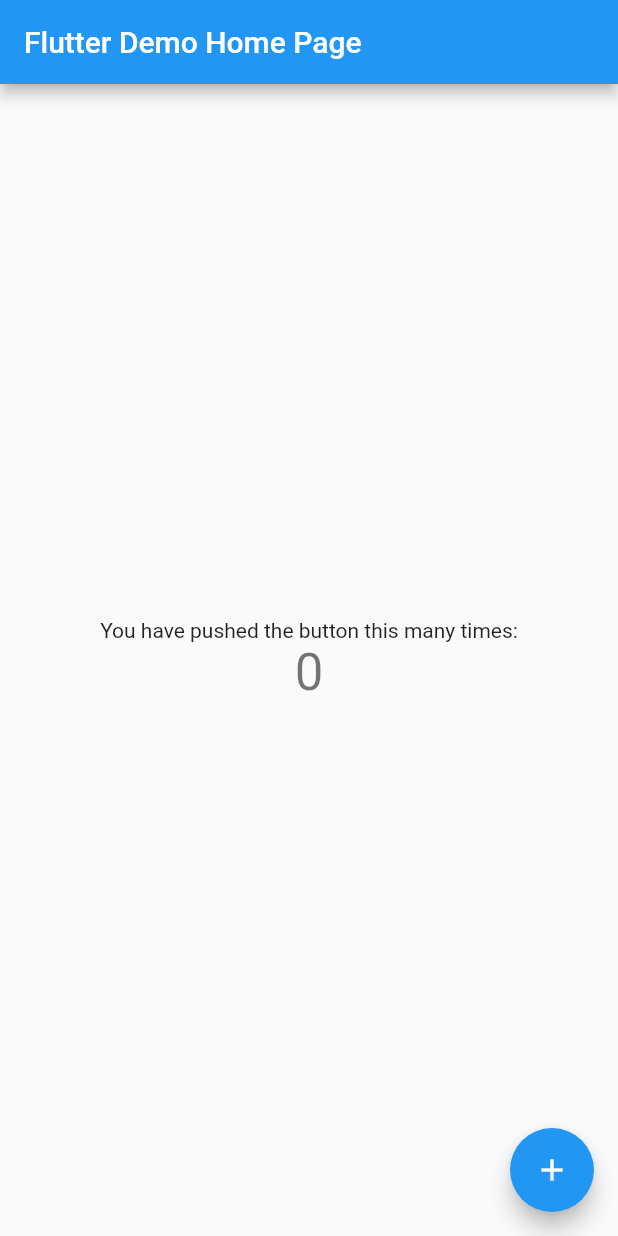
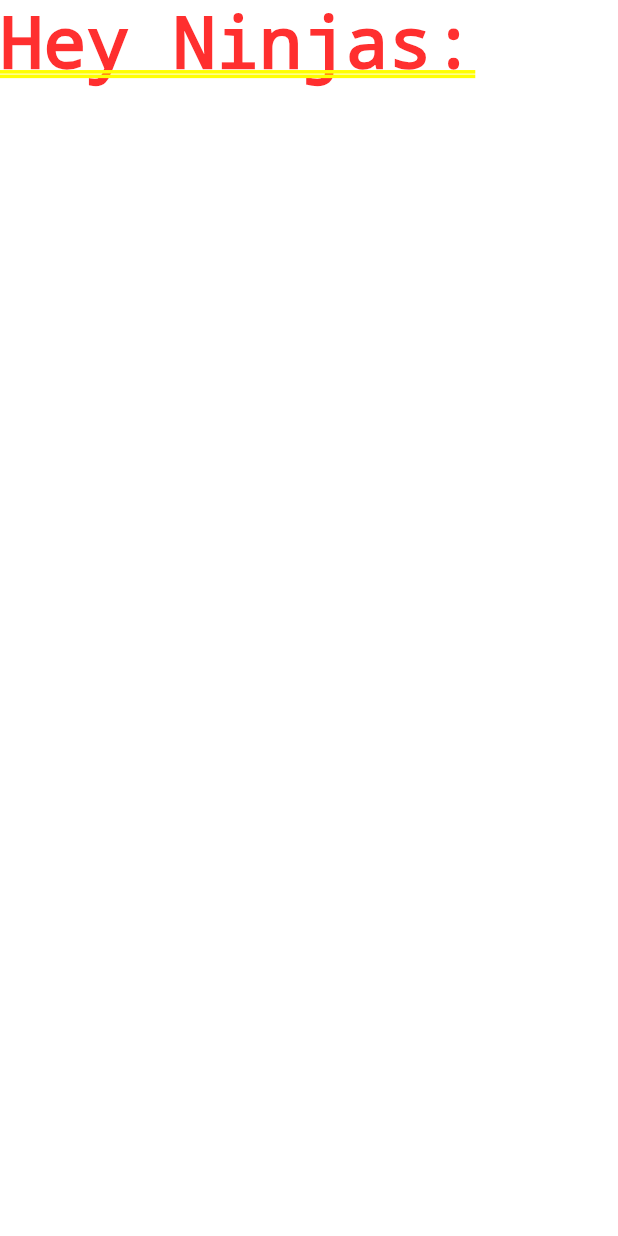
Before and after one commit to Adithya2018/Flutter-Tutorial-for-beginners, a Flutter app: the screen it shows after launch, on a phone screen of 412 x 824 dp. Run offline on Flutter 3.47's test engine with Material 2 defaults, Android fonts, the phone set to English and light mode, and no system bars.

Commit message:
Update main.dart

```diff
--- a/first_app/lib/main.dart
+++ b/first_app/lib/main.dart
@@ -1,113 +1,5 @@
 import 'package:flutter/material.dart';
 
-void main() {
-  runApp(MyApp());
-}
-
-class MyApp extends StatelessWidget {
-  // This widget is the root of your application.
-  @override
-  Widget build(BuildContext context) {
-    return MaterialApp(
-      title: 'Flutter Demo',
-      theme: ThemeData(
-        // This is the theme of your application.
-        //
-        // Try running your application with "flutter run". You'll see the
-        // application has a blue toolbar. Then, without quitting the app, try
-        // changing the primarySwatch below to Colors.green and then invoke
-        // "hot reload" (press "r" in the console where you ran "flutter run",
-        // or simply save your changes to "hot reload" in a Flutter IDE).
-        // Notice that the counter didn't reset back to zero; the application
-        // is not restarted.
-        primarySwatch: Colors.blue,
-      ),
-      home: MyHomePage(title: 'Flutter Demo Home Page'),
-    );
-  }
-}
-
-class MyHomePage extends StatefulWidget {
-  MyHomePage({Key key, this.title}) : super(key: key);
-
-  // This widget is the home page of your application. It is stateful, meaning
-  // that it has a State object (defined below) that contains fields that affect
-  // how it looks.
-
-  // This class is the configuration for the state. It holds the values (in this
-  // case the title) provided by the parent (in this case the App widget) and
-  // used by the build method of the State. Fields in a Widget subclass are
-  // always marked "final".
-
-  final String title;
-
-  @override
-  _MyHomePageState createState() => _MyHomePageState();
-}
-
-class _MyHomePageState extends State<MyHomePage> {
-  int _counter = 0;
-
-  void _incrementCounter() {
-    setState(() {
-      // This call to setState tells the Flutter framework that something has
-      // changed in this State, which causes it to rerun the build method below
-      // so that the display can reflect the updated values. If we changed
-      // _counter without calling setState(), then the build method would not be
-      // called again, and so nothing would appear to happen.
-      _counter++;
-    });
-  }
-
-  @override
-  Widget build(BuildContext context) {
-    // This method is rerun every time setState is called, for instance as done
-    // by the _incrementCounter method above.
-    //
-    // The Flutter framework has been optimized to make rerunning build methods
-    // fast, so that you can just rebuild anything that needs updating rather
-    // than having to individually change instances of widgets.
-    return Scaffold(
-      appBar: AppBar(
-        // Here we take the value from the MyHomePage object that was created by
-        // the App.build method, and use it to set our appbar title.
-        title: Text(widget.title),
-      ),
-      body: Center(
-        // Center is a layout widget. It takes a single child and positions it
-        // in the middle of the parent.
-        child: Column(
-          // Column is also a layout widget. It takes a list of children and
-          // arranges them vertically. By default, it sizes itself to fit its
-          // children horizontally, and tries to be as tall as its parent.
-          //
-          // Invoke "debug painting" (press "p" in the console, choose the
-          // "Toggle Debug Paint" action from the Flutter Inspector in Android
-          // Studio, or the "Toggle Debug Paint" command in Visual Studio Code)
-          // to see the wireframe for each widget.
-          //
-          // Column has various properties to control how it sizes itself and
-          // how it positions its children. Here we use mainAxisAlignment to
-          // center the children vertically; the main axis here is the vertical
-          // axis because Columns are vertical (the cross axis would be
-          // horizontal).
-          mainAxisAlignment: MainAxisAlignment.center,
-          children: <Widget>[
-            Text(
-              'You have pushed the button this many times:',
-            ),
-            Text(
-              '$_counter',
-              style: Theme.of(context).textTheme.headline4,
-            ),
-          ],
-        ),
-      ),
-      floatingActionButton: FloatingActionButton(
-        onPressed: _incrementCounter,
-        tooltip: 'Increment',
-        child: Icon(Icons.add),
-      ), // This trailing comma makes auto-formatting nicer for build methods.
-    );
-  }
-}
+void main() => runApp(MaterialApp(
+  home: Text('Hey Ninjas:'),
+));
```
